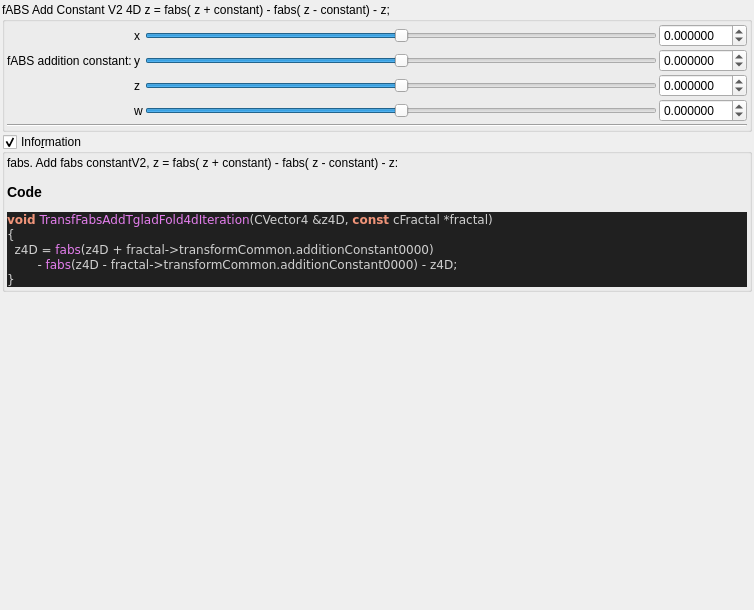
This is mandelbulber2/qt_data/fractal_transf_fabs_add_tglad_fold4d.ui in buddhi1980/mandelbulber2 as Qt 5 draws it before an edit. The edited form follows.
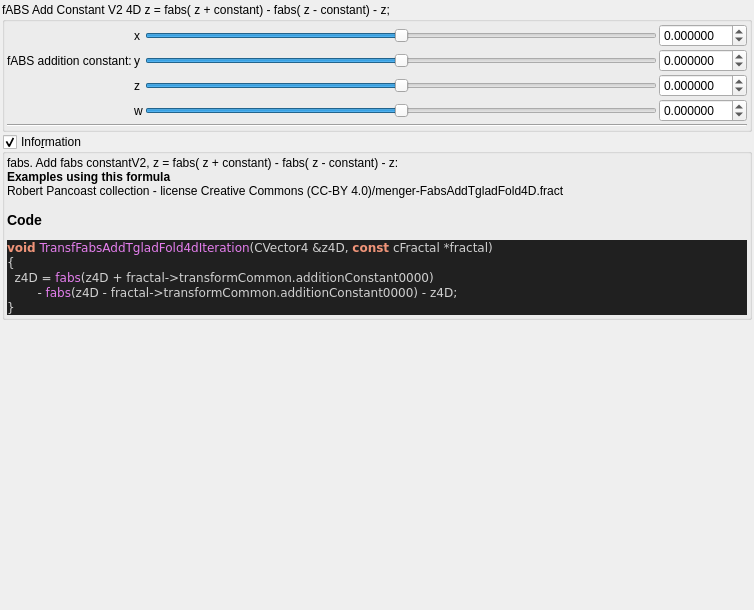
This is the edited form. Custom widgets are drawn as their Qt base class.

Commit message: populateUiInformation - mostly example usage to ui files

```diff
--- a/mandelbulber2/qt_data/fractal_transf_fabs_add_tglad_fold4d.ui
+++ b/mandelbulber2/qt_data/fractal_transf_fabs_add_tglad_fold4d.ui
@@ -331,7 +331,7 @@
         <property name="text">
          <string notr="true">&lt;p&gt;fabs.  Add fabs constantV2,  z = fabs( z + constant) - fabs( z - constant) - z:&lt;/p&gt;&lt;table&gt;
 &lt;/table&gt;
-&lt;h3&gt;Code&lt;/h3&gt;
+&lt;br&gt;&lt;b&gt;Examples using this formula&lt;/b&gt;&lt;br&gt;Robert Pancoast collection - license Creative Commons (CC-BY 4.0)/menger-FabsAddTgladFold4D.fract&lt;h3&gt;Code&lt;/h3&gt;
 &lt;body style=&quot;background-color:#202020&quot;&gt;
 &lt;pre style=&quot;color:#d0d0d0; background-color:#202020;  font-family:'Courier New',monospace;&quot;&gt;&lt;span style=&quot;color:#f09479; font-weight:bold&quot;&gt;void&lt;/span&gt; &lt;span style=&quot;color:#e47eed&quot;&gt;TransfFabsAddTgladFold4dIteration&lt;/span&gt;&lt;span style=&quot;color:#d0d0d0&quot;&gt;(&lt;/span&gt;CVector4 &lt;span style=&quot;color:#d0d0d0&quot;&gt;&amp;amp;&lt;/span&gt;z4D&lt;span style=&quot;color:#d0d0d0&quot;&gt;,&lt;/span&gt; &lt;span style=&quot;color:#f09479; font-weight:bold&quot;&gt;const&lt;/span&gt; cFractal &lt;span style=&quot;color:#d0d0d0&quot;&gt;*&lt;/span&gt;fractal&lt;span style=&quot;color:#d0d0d0&quot;&gt;)&lt;/span&gt;
 &lt;span style=&quot;color:#d0d0d0&quot;&gt;{&lt;/span&gt;
```
The commit also changes 57 other files.
